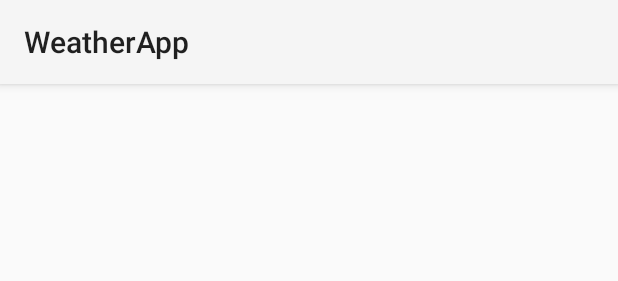
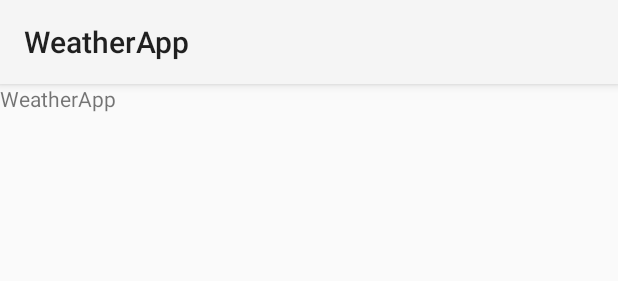
Before and after one commit to KaloyanIT/WeatherApp, an Android app: the layout activity_main.xml on its own in the app's theme, with its tools: preview values and no code run, on a phone screen of 412 x 824 dp. Shown: the top 281 px of the screen. Run offline under Robolectric (Android 15) with nearby library versions, the phone set to English and light mode, and no system bars.

```diff
--- a/WeatherApp/app/build.gradle
+++ b/WeatherApp/app/build.gradle
@@ -26,5 +26,9 @@ dependencies {
     })
     compile 'com.android.support:appcompat-v7:25.3.1'
     compile 'com.android.support.constraint:constraint-layout:1.0.2'
+    compile 'com.squareup.okhttp3:okhttp:3.6.0'
+    compile 'com.google.code.gson:gson:2.8.0'
+    compile 'io.reactivex.rxjava2:rxandroid:2.0.1'
+    compile 'io.reactivex.rxjava2:rxjava:2.0.1'
     testCompile 'junit:junit:4.12'
 }
--- a/WeatherApp/app/src/main/res/layout/activity_main.xml
+++ b/WeatherApp/app/src/main/res/layout/activity_main.xml
@@ -15,4 +15,11 @@
         app:layout_constraintRight_toRightOf="parent"
         app:layout_constraintTop_toTopOf="parent" />
 
+    <TextView
+        android:id="@+id/my_textview"
+        android:layout_width="wrap_content"
+        android:layout_height="wrap_content"
+        android:text="@string/app_name"
+        android:elevation="5dp" />
+
 </android.support.constraint.ConstraintLayout>
```
